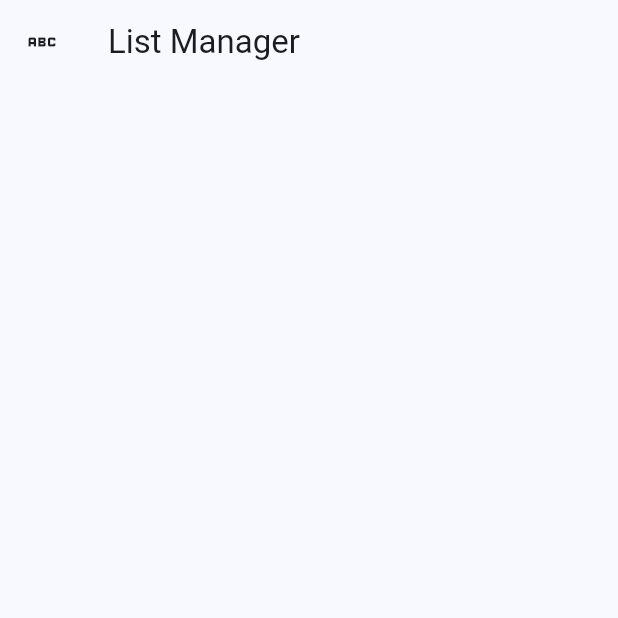
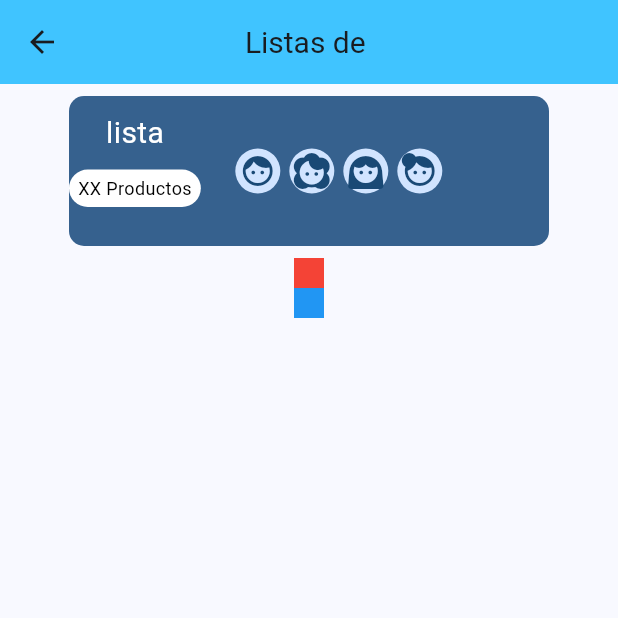
Before and after one commit to Javier-D-Restoy/shopping_hero, a Flutter app: the ListManager screen opened directly, on a phone screen of 412 x 824 dp, the top half of it. Run offline on Flutter 3.47's test engine with Material 3 defaults, Android fonts, the light colour scheme and no system bars.

Commit message:
vistas list_manager_page y list_main_page con interfaz y navegacion basica

```diff
--- a/lib/core/providers/shopping_provider.dart
+++ b/lib/core/providers/shopping_provider.dart
@@ -1,15 +1,15 @@
 import 'package:flutter/material.dart';
 
 class ShoppingProvider extends ChangeNotifier {
-  String _name = '';
   String _username = '';
+  String _password = '';
   bool _isLoading = false;
   bool _isOffline = false;
   bool _isLoggedIn = false;
   String? _errorMessage;
 
-  String get name => _name;
   String get username => _username;
+  String get password => _password;
   bool get isLoading => _isLoading;
   bool get isOffline => _isOffline;
   bool get isLoggedIn => _isLoggedIn;
@@ -31,8 +31,8 @@ class ShoppingProvider extends ChangeNotifier {
 
     await Future.delayed(const Duration(milliseconds: 400));
 
-    _name = username.trim();
-    _username = password.trim();
+    _username = username.trim();
+    _password = password.trim();
     _isOffline = false;
     _isLoggedIn = true;
     _isLoading = false;
@@ -55,7 +55,7 @@ class ShoppingProvider extends ChangeNotifier {
 
     await Future.delayed(const Duration(milliseconds: 400));
 
-    _name = username.trim();
+    _password = username.trim();
     _username = password.trim();
     _isOffline = true;
     _isLoggedIn = true;
@@ -64,7 +64,7 @@ class ShoppingProvider extends ChangeNotifier {
   }
 
   void clearSession() {
-    _name = '';
+    _password = '';
     _username = '';
     _isOffline = false;
     _isLoggedIn = false;
--- /dev/null
+++ b/lib/features/auth/presentation/controllers/auth_controller.dart
@@ -0,0 +1,5 @@
+class AuthController {
+  // propiedades
+
+  // metodos
+}
--- a/lib/features/auth/presentation/screens/list_manager_page.dart
+++ /dev/null
@@ -1,34 +0,0 @@
-import 'package:flutter/material.dart';
-
-class ListManager extends StatelessWidget {
-  const ListManager({super.key});
-
-  @override
-  Widget build(BuildContext context) {
-    return Scaffold(
-      appBar: AppBar(
-        leading: Icon(Icons.abc),
-        title: Text('List Manager'),
-      ),
-      body: ListView(
-        children: [
-          Column(
-            mainAxisAlignment: MainAxisAlignment.start,
-            crossAxisAlignment: CrossAxisAlignment.center,
-            children: [
-              Container(
-                color: Colors.blue,
-              ),
-              Container(
-                color: Colors.red,
-              ),
-              Container(
-                color: Colors.blue,
-              ),
-            ],
-          ),
-        ],
-      ),
-    );
-  }
-}
--- /dev/null
+++ b/lib/features/shopping_lists/presentation/screens/list_manager_page.dart
@@ -0,0 +1,56 @@
+import 'package:flutter/material.dart';
+import 'package:provider/provider.dart';
+import 'package:shopping_hero/core/providers/shopping_provider.dart';
+import 'package:shopping_hero/features/shopping_lists/presentation/widgets/list_bubble.dart';
+
+class ListManager extends StatefulWidget {
+  const ListManager({super.key});
+
+  @override
+  State<ListManager> createState() => _ListManagerState();
+}
+
+class _ListManagerState extends State<ListManager> {
+  @override
+  Widget build(BuildContext context) {
+    final username = context.watch<ShoppingProvider>().username;
+
+    final colors = Theme.of(context).colorScheme;
+
+    return Scaffold(
+      appBar: AppBar(
+        backgroundColor: Colors.lightBlueAccent,
+        leading: BackButton(
+          onPressed: () {
+            Navigator.pop(context);
+          },
+        ),
+        title: Text('Listas de $username', style: TextStyle(fontSize: 20),
+        ),
+        centerTitle: true,
+
+      ),
+      body: ListView(
+        children: [
+          Column(
+            mainAxisAlignment: MainAxisAlignment.start,
+            crossAxisAlignment: CrossAxisAlignment.center,
+            children: [
+              ListBubble(colors: colors),
+              Container(
+                height: 20,
+                width: 20,
+                color: Colors.red,
+              ),
+              Container(
+                height: 20,
+                width: 20,
+                color: Colors.blue,
+              ),
+            ],
+          ),
+        ],
+      ),
+    );
+  }
+}
--- /dev/null
+++ b/lib/features/shopping_lists/presentation/widgets/list_bubble.dart
@@ -0,0 +1,110 @@
+import 'package:flutter/material.dart';
+import 'package:shopping_hero/features/shopping_lists/presentation/screens/list_main_page.dart';
+
+class ListBubble extends StatefulWidget {
+  const ListBubble({
+    super.key,
+    required this.colors,
+  });
+
+  final ColorScheme colors;
+
+  @override
+  State<ListBubble> createState() => _ListBubbleState();
+}
+
+class _ListBubbleState extends State<ListBubble> {
+  bool _isHovered = false;
+  final String _listName = 'lista';
+
+  @override
+  Widget build(BuildContext context) {
+    return Padding(
+      padding: const EdgeInsets.all(8.0),
+      child: MouseRegion(
+        onEnter: (_) => setState(() => _isHovered = true),
+        onExit: (_) => setState(() => _isHovered = false),
+        child: Material(  // Inkwell necesita un material padre para pintar sus efectos visuales ripple, splash, highlight y hover correctamente
+          color: Colors.transparent,
+          child: InkWell(
+            onTap: () {
+              Navigator.push(context, MaterialPageRoute(builder: (context) => const ListMainPage(),));
+            },
+            borderRadius: BorderRadius.circular(10),
+            splashColor: Colors.green.withValues(alpha: 0.5),  // efecto al pulsar
+            highlightColor: Colors.black.withValues(alpha: 0.10), // efecto de presionado
+            hoverColor: Colors.white.withValues(alpha: 0.08), // efecto al pasar el raton por encima
+            child: AnimatedContainer(
+              duration: const Duration(milliseconds: 120),
+              decoration: BoxDecoration(
+                color: _isHovered
+                    ? widget.colors.primary.withValues(alpha: 0.85)
+                    : widget.colors.primary,
+                borderRadius: BorderRadius.circular(10),
+              ),
+              width: 320,
+              height: 100,
+              child: Row(
+                children: [
+                  Column(
+                    children: [
+                      Padding(
+                        padding: const EdgeInsets.symmetric(
+                          horizontal: 20,
+                          vertical: 10,
+                        ),
+                        child: Text(
+                          _listName,
+                          style: const TextStyle(
+                            color: Colors.white,
+                            fontSize: 20,
+                          ),
+                        ),
+                      ),
+                      Container(
+                        decoration: BoxDecoration(
+                          color: Colors.white,
+                          borderRadius: BorderRadius.circular(15),
+                        ),
+                        child: const Padding(
+                          padding: EdgeInsets.symmetric(
+                            vertical: 4,
+                            horizontal: 6,
+                          ),
+                          child: Text(
+                            'XX Productos',
+                            style: TextStyle(
+                              color: Colors.black,
+                              fontSize: 12,
+                            ),
+                          ),
+                        ),
+                      ),
+                    ],
+                  ),
+                  const SizedBox(width: 20),
+                  const Padding(
+                    padding: EdgeInsets.all(3.0),
+                    child: CircleAvatar(radius: 15, child: Icon(Icons.face)),
+                  ),
+                  const Padding(
+                    padding: EdgeInsets.all(3.0),
+                    child: CircleAvatar(radius: 15, child: Icon(Icons.face_2)),
+                  ),
+                  const Padding(
+                    padding: EdgeInsets.all(3.0),
+                    child: CircleAvatar(radius: 15, child: Icon(Icons.face_3)),
+                  ),
+                  const Padding(
+                    padding: EdgeInsets.all(3.0),
+                    child: CircleAvatar(radius: 15, child: Icon(Icons.face_4)),
+                  ),
+                ],
+              ),
+            ),
+          ),
+        ),
+      ),
+    );
+  }
+}
```
Also changed, not shown: lib/features/auth/presentation/screens/login_page.dart (+8 -5 lines), lib/features/products/presentation/widgets/product_bubble.dart (added, +21 -0 lines), lib/features/shopping_lists/presentation/screens/list_main_page.dart (added, +41 -0 lines).
